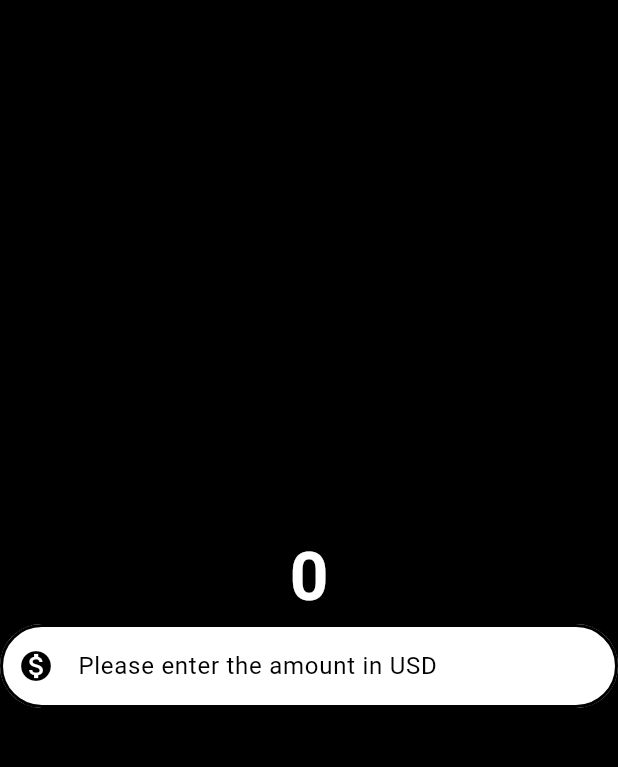
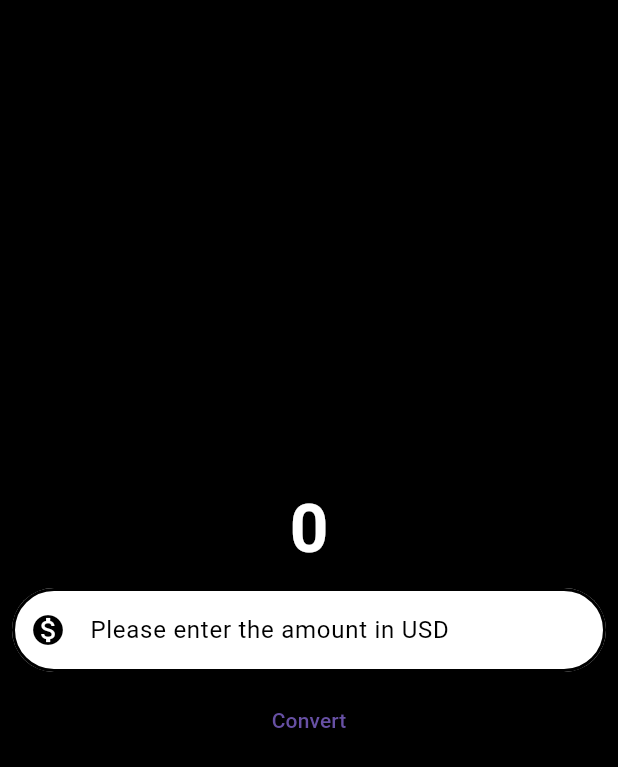
Before and after one commit to Taoheedoh/currency_converter, a Flutter app: the screen it shows after launch, on a phone screen of 412 x 824 dp. Shown: the top 767 px of the screen. Run offline on Flutter 3.47's test engine with Material 3 defaults, Android fonts, the phone set to English and light mode, and no system bars.

Commit message:
add TextButton

```diff
--- a/lib/currency_convert_material_page.dart
+++ b/lib/currency_convert_material_page.dart
@@ -5,15 +5,13 @@ class CurrencyConverterMaterialPage extends StatelessWidget {
 
   @override
   Widget build(BuildContext context) {
-
-
-    return const Scaffold(
+    return Scaffold(
       backgroundColor: Colors.black,
       body: Center(
         child: Column(
           mainAxisAlignment: MainAxisAlignment.center,
           children: [
-            Text(
+            const Text(
               '0',
               style: TextStyle(
                 fontSize: 45,
@@ -21,7 +19,9 @@ class CurrencyConverterMaterialPage extends StatelessWidget {
                 color: Colors.white,
               ),
             ),
-            TextField(
+            const Padding(
+              padding: EdgeInsets.all(8.0),
+              child: TextField(
                 decoration: InputDecoration(
                   hintText: 'Please enter the amount in USD',
                   hintStyle: TextStyle(
@@ -52,8 +52,14 @@ class CurrencyConverterMaterialPage extends StatelessWidget {
                 ),
                 keyboardType: TextInputType.numberWithOptions(
                   decimal: true,
+                ),
+              ),
+            ),
+            TextButton(
+              onPressed: () {
 
-              ),
+              },
+              child: const Text('Convert'),
             ),
           ],
         ),
--- a/lib/main.dart
+++ b/lib/main.dart
@@ -10,7 +10,7 @@ class MyApp extends StatelessWidget {
 
   @override
   Widget build(BuildContext context) {
-    return  MaterialApp(
+    return const MaterialApp(
       home: CurrencyConverterMaterialPage(),
     );
   }
```
Lines whose indentation alone changed are shown as unchanged.
